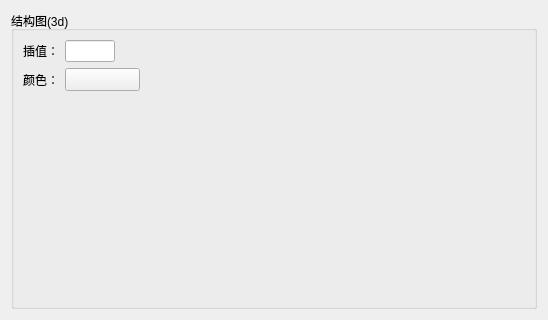
Above: src/DataVisualization/3D/Struct3dConfigWidget.ui from BeQuiet1228/FreeCAD before the change; both pictures show x 0 to 548 and y 0 to 320 of the 548 by 571 pixel window. Below: the same form after it.
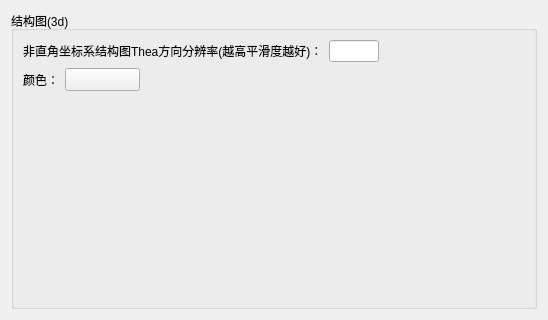
That is the form after the change.

Commit message: 修改特殊情况的item的按钮

```diff
--- a/src/DataVisualization/3D/Struct3dConfigWidget.ui
+++ b/src/DataVisualization/3D/Struct3dConfigWidget.ui
@@ -25,7 +25,7 @@
         <item>
          <widget class="QLabel" name="label_3">
           <property name="text">
-           <string>插值：</string>
+           <string>非直角坐标系结构图Thea方向分辨率(越高平滑度越好)：</string>
           </property>
          </widget>
         </item>
```
The commit also changes 6 other files.
